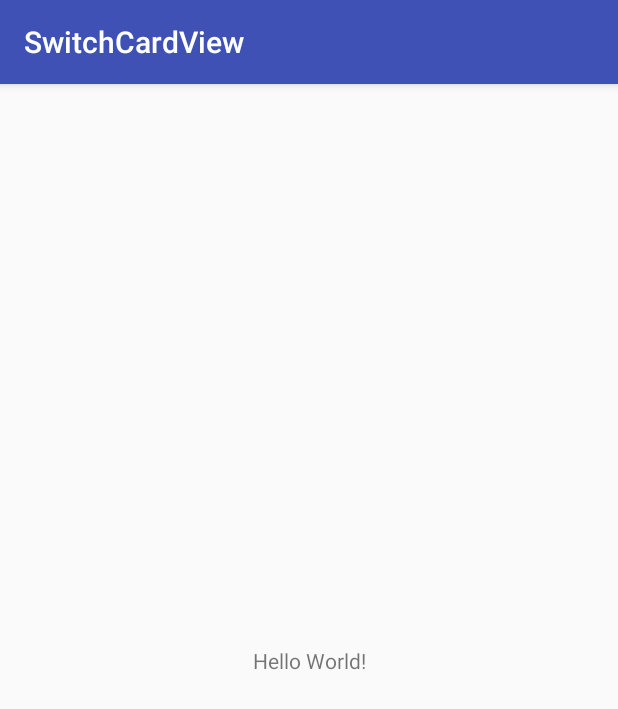
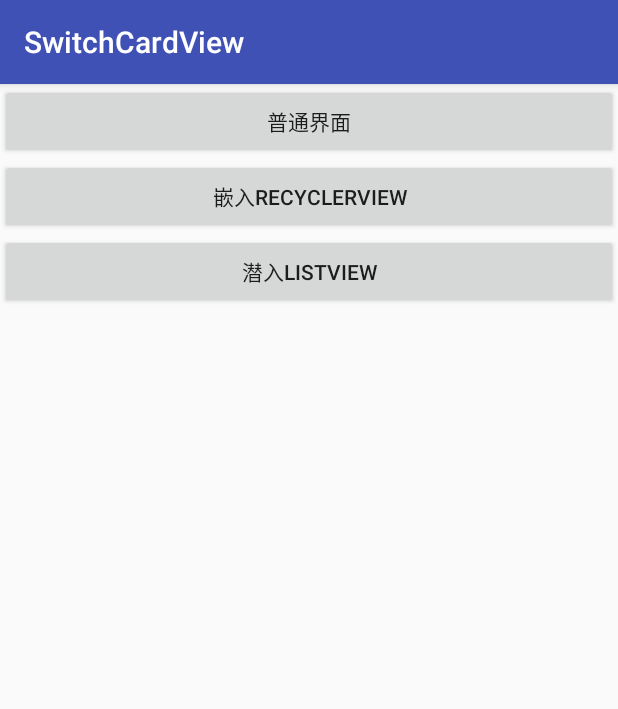
Before and after one commit to RainMtime/SwitchCardView, an Android app: the screen it shows after launch (MainActivity), on a phone screen of 412 x 824 dp. Shown: the top 709 px of the screen. Run offline under Robolectric (Android 15) with nearby library versions, the phone set to English and light mode, and no system bars.

Commit message:
提交Demo页面辅助代码。

```diff
--- a/app/src/main/AndroidManifest.xml
+++ b/app/src/main/AndroidManifest.xml
@@ -16,6 +16,8 @@
                 <category android:name="android.intent.category.LAUNCHER" />
             </intent-filter>
         </activity>
+
+        <activity android:name=".activity.recyclerViewTestActivity"></activity>
     </application>
 
 </manifest>
--- a/app/src/main/java/com/example/chunyu/switchcardview/MainActivity.java
+++ b/app/src/main/java/com/example/chunyu/switchcardview/MainActivity.java
@@ -2,12 +2,57 @@ package com.example.chunyu.switchcardview;
 
 import android.support.v7.app.AppCompatActivity;
 import android.os.Bundle;
+import android.view.View;
+import android.widget.Button;
 
-public class MainActivity extends AppCompatActivity {
+import com.example.chunyu.switchcardview.adapter.SwitchCardViewAdapter;
+import com.example.chunyu.switchcardview.view.SwitchCardView;
+
+public class MainActivity extends AppCompatActivity implements View.OnClickListener {
+
+    private Button mNormalBtn;
+
+    private Button mRecyclerViewBtn;
+
+    private Button mListViewTestBtn;
+
+    SwitchCardView mSwitchCardView;
+
+    SwitchCardViewAdapter mSwitchCardViewAdapter;
 
     @Override
     protected void onCreate(Bundle savedInstanceState) {
         super.onCreate(savedInstanceState);
         setContentView(R.layout.activity_main);
     }
+
+    private void initView() {
+        mNormalBtn = findViewById(R.id.normal_btn);
+        mRecyclerViewBtn = findViewById(R.id.recyclerViewbtn);
+        mListViewTestBtn = findViewById(R.id.listview_btn);
+        mSwitchCardView = findViewById(R.id.switch_cardview);
+
+        mNormalBtn.setOnClickListener(this);
+        mRecyclerViewBtn.setOnClickListener(this);
+        mListViewTestBtn.setOnClickListener(this);
+
+    }
+
+    private void initCardViewAdapter() {
+         mSwitchCardViewAdapter = new SwitchCardViewAdapter();
+    }
+
+    @Override
+    public void onClick(View v) {
+        switch (v.getId()) {
+            case R.id.normal_btn:
+                break;
+            case R.id.listview_btn:
+                break;
+            case R.id.recyclerViewbtn:
+                break;
+            default:
+                break;
+        }
+    }
 }
--- a/app/src/main/res/layout/activity_main.xml
+++ b/app/src/main/res/layout/activity_main.xml
@@ -1,18 +1,35 @@
 <?xml version="1.0" encoding="utf-8"?>
-<android.support.constraint.ConstraintLayout xmlns:android="http://schemas.android.com/apk/res/android"
+<LinearLayout xmlns:android="http://schemas.android.com/apk/res/android"
     xmlns:app="http://schemas.android.com/apk/res-auto"
     xmlns:tools="http://schemas.android.com/tools"
     android:layout_width="match_parent"
     android:layout_height="match_parent"
+    android:orientation="vertical"
     tools:context="com.example.chunyu.switchcardview.MainActivity">
 
-    <TextView
-        android:layout_width="wrap_content"
-        android:layout_height="wrap_content"
-        android:text="Hello World!"
-        app:layout_constraintBottom_toBottomOf="parent"
-        app:layout_constraintLeft_toLeftOf="parent"
-        app:layout_constraintRight_toRightOf="parent"
-        app:layout_constraintTop_toTopOf="parent" />
+    <Button
+        android:id="@+id/normal_btn"
+        android:layout_width="match_parent"
+        android:layout_height="50dp"
+        android:text="普通界面" />
 
-</android.support.constraint.ConstraintLayout>
+    <Button
+        android:id="@+id/listview_btn"
+        android:layout_width="match_parent"
+        android:layout_height="50dp"
+        android:text="嵌入RecyclerView" />
+
+    <Button
+        android:id="@+id/recyclerViewbtn"
+        android:layout_width="match_parent"
+        android:layout_height="50dp"
+        android:text="潜入ListView" />
+
+
+    <com.example.chunyu.switchcardview.view.SwitchCardView
+        android:id="@+id/switch_cardview"
+        android:layout_width="match_parent"
+        android:layout_height="150dp"></com.example.chunyu.switchcardview.view.SwitchCardView>
+
+
+</LinearLayout>
```
Also changed, not shown: app/src/main/java/com/example/chunyu/switchcardview/activity/ListViewTestActivity.java (added, +18 -0 lines), app/src/main/java/com/example/chunyu/switchcardview/activity/recyclerViewTestActivity.java (added, +18 -0 lines).
